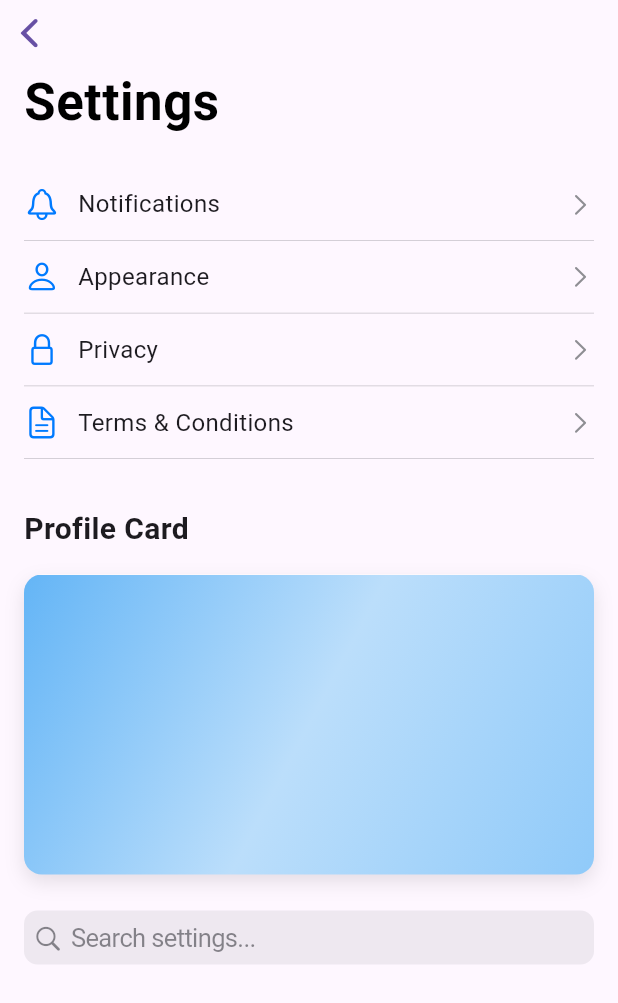
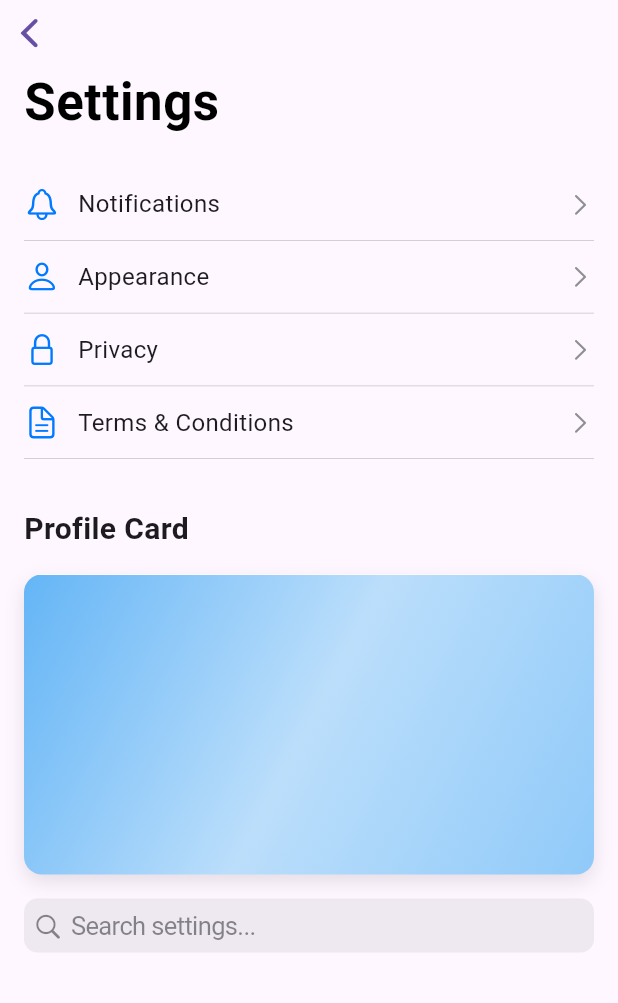
Before and after one commit to ChaniduMadalagama/flutter-test, a Flutter app: the SettingsScreen screen opened by its route, on a phone screen of 412 x 824 dp. Shown: the top 1003 px of the screen. Run offline on Flutter 3.47's test engine with Material 3 defaults, Android fonts, the phone set to English and light mode, and no system bars; our stand-ins replace rxdart; accounts and stored records are empty.

Commit message:
Finesh the Task 1 and Task 2

```diff
--- a/lib/screens/settings_screen.dart
+++ b/lib/screens/settings_screen.dart
@@ -1,123 +1,3 @@
-// import 'package:flutter/cupertino.dart';
-// import 'package:flutter/material.dart';
-
-// class SettingsScreen extends StatelessWidget {
-//   const SettingsScreen({super.key});
-
-//   @override
-//   Widget build(BuildContext context) {
-//     return Material(
-//       child: CupertinoPageScaffold(
-//         child: CustomScrollView(
-//           slivers: [
-//             // TODO: Implement CupertinoSliverNavigationBar
-//             // Requirements:
-//             // - Use CupertinoSliverNavigationBar
-//             // - Display a large title when fully expanded
-//             // - Include a CupertinoSearchTextField as the bottom widget
-//             // - Configure bottomMode to hide search field on scroll
-//             // - Navigation bar should snap between expanded and collapsed states
-//             SliverToBoxAdapter(
-//               child: Padding(
-//                 padding: const EdgeInsets.all(16.0),
-//                 child: Column(
-//                   crossAxisAlignment: CrossAxisAlignment.start,
-//                   children: [
-//                     // Placeholder settings items
-//                     _buildSettingsItem(
-//                       'Notifications',
-//                       CupertinoIcons.bell,
-//                       onTap: () {},
-//                     ),
-//                     _buildSettingsItem(
-//                       'Appearance',
-//                       CupertinoIcons.person,
-//                       onTap: () {},
-//                     ),
-//                     _buildSettingsItem(
-//                       'Privacy',
-//                       CupertinoIcons.lock,
-//                       onTap: () {},
-//                     ),
-//                     _buildSettingsItem(
-//                       'Terms & Conditions',
-//                       CupertinoIcons.doc_text,
-//                       onTap: () {
-//                         // TODO: Implement showCupertinoSheet
-//                         // Requirements:
-//                         // - Use the new showCupertinoSheet function
-//                         // - Show placeholder terms and conditions text
-//                         // - Allow dismissal via drag-to-dismiss gesture
-//                       },
-//                     ),
-
-//                     const SizedBox(height: 32),
-//                     const Text(
-//                       'Profile Card',
-//                       style: TextStyle(
-//                         fontSize: 20,
-//                         fontWeight: FontWeight.bold,
-//                       ),
-//                     ),
-//                     const SizedBox(height: 16),
-//                     Container(
-//                       height: 200,
-//                       decoration: BoxDecoration(
-//                         color: Colors.blue.shade100,
-//                         borderRadius: BorderRadius.circular(12),
-//                       ),
-//                       alignment: Alignment.center,
-//                       // TODO: (Bonus) Apply custom visual effect
-//                       // Requirements:
-//                       // - Apply a custom visual effect using ImageFilter.shader
-//                       // - Create a simple shader (gradient or noise effect)
-//                       child: const Text(
-//                         'Profile Card',
-//                         style: TextStyle(fontSize: 20),
-//                       ),
-//                     ),
-//                   ],
-//                 ),
-//               ),
-//             ),
-//           ],
-//         ),
-//       ),
-//     );
-//   }
-
-//   Widget _buildSettingsItem(
-//     String title,
-//     IconData icon, {
-//     required VoidCallback onTap,
-//   }) {
-//     return GestureDetector(
-//       onTap: onTap,
-//       child: Container(
-//         padding: const EdgeInsets.symmetric(vertical: 12.0),
-//         decoration: const BoxDecoration(
-//           border: Border(
-//             bottom: BorderSide(color: CupertinoColors.separator, width: 0.5),
-//           ),
-//         ),
-//         child: Row(
-//           children: [
-//             Icon(icon, color: CupertinoColors.activeBlue),
-//             const SizedBox(width: 12),
-//             Text(title, style: const TextStyle(fontSize: 16)),
-//             const Spacer(),
-//             const Icon(
-//               CupertinoIcons.chevron_right,
-//               color: CupertinoColors.systemGrey,
-//               size: 18,
-//             ),
-//           ],
-//         ),
-//       ),
-//     );
-//   }
-// }
-
 import 'package:flutter/cupertino.dart';
 import 'package:flutter/material.dart';
 import 'package:flutter/rendering.dart';
@@ -139,6 +19,7 @@ class _SettingsScreenState extends State<SettingsScreen> {
     super.dispose();
   }
 
+  //Custem CupertinoActionSheet
   void _showTermsAndConditions() {
     showCupertinoModalPopup(
       context: context,
@@ -267,7 +148,8 @@ class _SettingsScreenState extends State<SettingsScreen> {
                           ),
                         ),
                       ),
-                      const SizedBox(height: 24),
+
+                      const SizedBox(height: 16),
                       AnimatedOpacity(
                         opacity: _isSearchVisible ? 1.0 : 0.0,
                         duration: const Duration(milliseconds: 200),
@@ -279,6 +161,7 @@ class _SettingsScreenState extends State<SettingsScreen> {
                           },
                         ),
                       ),
+                      const SizedBox(height: 24),
                     ],
                   ),
                 ),
@@ -290,6 +173,7 @@ class _SettingsScreenState extends State<SettingsScreen> {
     );
   }
 
+  //build setings item custem wiget
   Widget _buildSettingsItem(
     String title,
     IconData icon, {
```
Also changed, not shown: lib/repositories/user_repository.dart (+1 -23 lines).
